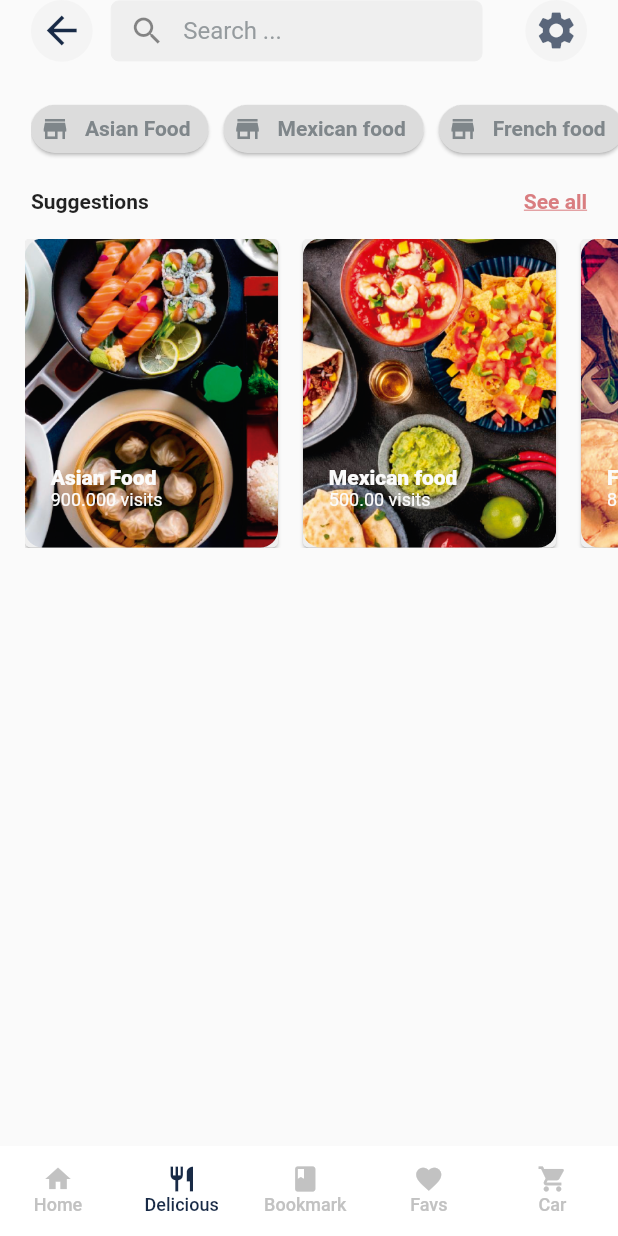
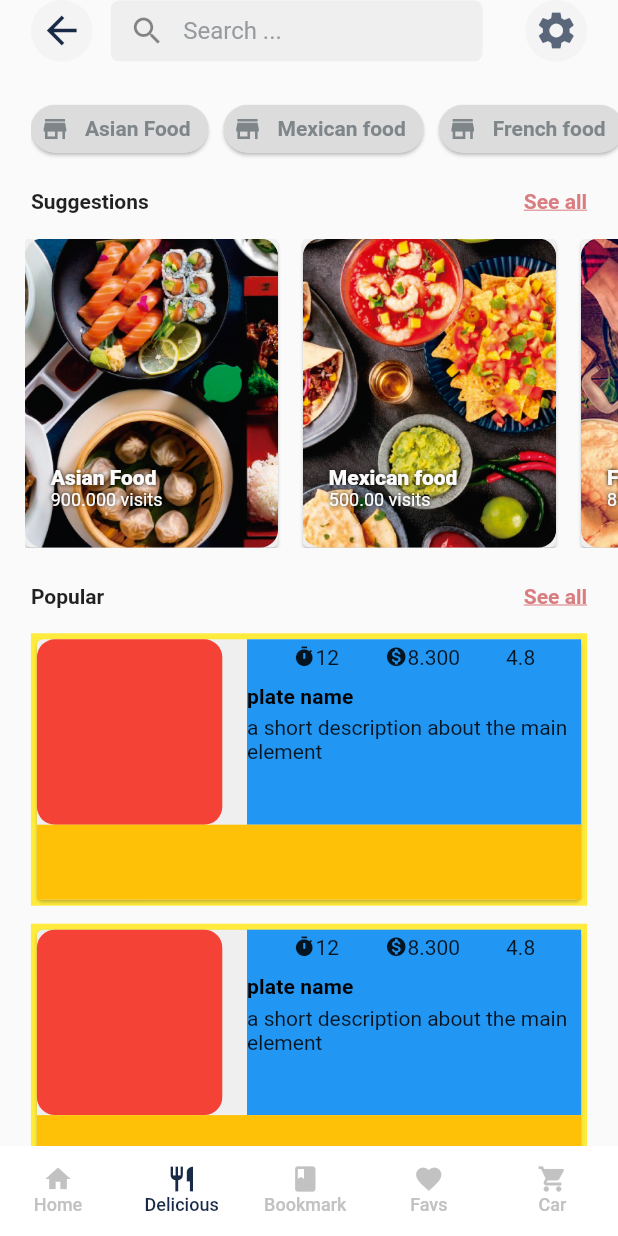
Before and after one commit to DalexisValencia/Fifth-test-app_Restaurants, a Flutter app: the screen it shows after launch, item 2 of the bottom bar chosen, on a phone screen of 412 x 824 dp. Run offline on Flutter 3.47's test engine with Material 2 defaults, Android fonts, the phone set to English and light mode, and no system bars.

Commit message:
Platos populares

```diff
--- a/lib/screens/seacrh.dart
+++ b/lib/screens/seacrh.dart
@@ -5,11 +5,9 @@ import 'package:fith_app__restaurant/interfaces/categories.dart';
 class ScaffoldSearch extends StatelessWidget {
   @override
   Widget build(BuildContext context) {
-    //return SafeArea(
       return Scaffold(
         body: SearchScreen(),
       );
-    //);
   }
 }
 
@@ -86,6 +84,15 @@ class _SearchScreenState extends State<SearchScreen> {
 
           Container(
             child: CategoriesCard(),
+          ),
+
+          Container(
+            margin: EdgeInsets.only(
+              top: totalWidth * 0.06,
+              left: totalWidth * 0.05,
+              right: totalWidth * 0.05
+            ),
+            child: PopularSuggestionsWrapper(),
           )
 
         ],
@@ -293,7 +300,14 @@ class _CategoriesCardState extends State<CategoriesCard> {
                                   _suggestedCategories[index].name,
                                   style: Theme.of(context).textTheme.button.copyWith(
                                     color: Theme.of(context).primaryColorLight,
-                                    fontWeight: FontWeight.w800
+                                    fontWeight: FontWeight.w800,
+                                    shadows: [
+                                      Shadow(
+                                        blurRadius: 3.0,
+                                        color: Colors.black,
+                                        offset: Offset(0, 0)
+                                      )
+                                    ]
                                   ),
                                 ),
                                 FittedBox(
@@ -301,7 +315,14 @@ class _CategoriesCardState extends State<CategoriesCard> {
                                   child: Text(
                                     _suggestedCategories[index].visits,
                                     style: Theme.of(context).textTheme.caption.copyWith(
-                                      color: Theme.of(context).primaryColorLight
+                                      color: Theme.of(context).primaryColorLight,
+                                      shadows: [
+                                        Shadow(
+                                          blurRadius: 3.0,
+                                          color: Colors.black,
+                                          offset: Offset(0, 0)
+                                        )
+                                      ]
                                     ),
                                   )
                                 )
@@ -320,3 +341,142 @@ class _CategoriesCardState extends State<CategoriesCard> {
     );
   }
 }
+ class PopularSuggestionsWrapper extends StatelessWidget {
+   @override
+   Widget build(BuildContext context) {
+     double totalWidth = MediaQuery.of(context).size.width;
+     return Column(
+       children: <Widget>[
+          Row(
+          mainAxisAlignment: MainAxisAlignment.spaceBetween,
+          children: <Widget>[
+            Text(
+              'Popular',
+              style: Theme.of(context).textTheme.bodyText1.copyWith(
+                fontWeight: FontWeight.w700
+              ),
+            ),
+            Text(
+              'See all',
+              style: Theme.of(context).textTheme.bodyText1.copyWith(
+                color: Theme.of(context).buttonColor,
+                fontWeight: FontWeight.w700,
+                decoration: TextDecoration.underline
+              ),
+            )
+          ],
+        ),
+        SizedBox( height: totalWidth * 0.04 ),
+        PopularSuggestions()
+       ],
+     );
+   }
+ }
+
+class PopularSuggestions extends StatefulWidget {
+  @override
+  _PopularSuggestionsState createState() => _PopularSuggestionsState();
+}
+
+class _PopularSuggestionsState extends State<PopularSuggestions> {
+  List example = ['1','2','3'];
+  @override
+  Widget build(BuildContext context) {
+    return
+      Builder(
+        builder: (BuildContext context){
+          return new Column(
+            children: example.map((item) => new PopularCard(name:item)).toList()
+          );
+        }
+      );
+  }
+}
+
+class PopularCard extends StatelessWidget {
+  final String name;
+  PopularCard({this.name});
+
+  @override
+  Widget build(BuildContext context) {
+    double totalWidth = MediaQuery.of(context).size.width;
+    return Container(
+      margin: EdgeInsets.only(bottom: 12),
+      color: Colors.yellow,
+      width: MediaQuery.of(context).size.width,
+      child: Card(
+        child: Column(
+          children: <Widget>[
+            Row(
+              children: <Widget>[
+                Container(
+                  decoration: BoxDecoration(
+                    borderRadius: BorderRadius.circular(12),
+                    color: Colors.red,
+                  ),
+                  width: totalWidth * 0.30,
+                  height: totalWidth * 0.30,
+                ),
+                Expanded(
+                  child: Container(
+                    padding: EdgeInsets.only(top:4),
+                    margin: EdgeInsets.only(left: totalWidth * 0.04),
+                    color: Colors.blue,
+                    height: totalWidth * 0.30,
+                    child: Column(
+                      crossAxisAlignment: CrossAxisAlignment.start,
+                      // mainAxisAlignment: MainAxisAlignment.start,
+                      children: <Widget>[
+                        Row(
+                          crossAxisAlignment: CrossAxisAlignment.start,
+                          mainAxisAlignment: MainAxisAlignment.spaceEvenly,
+                          children: <Widget>[
+                            CustomChip(name:'12', icon: Icons.timer),
+                            CustomChip(name:'8.300', icon: Icons.monetization_on),
+                            Text('4.8')
+                          ],
+                        ),
+                        SizedBox(height: 10),
+                        Text(
+                          'plate name',
+                          style: Theme.of(context).textTheme.subtitle2.copyWith(
+                            fontWeight: FontWeight.w700,
+                            // fontSize:
+                          )
+                        ),
+                        SizedBox(height: 5),
+                        Text('a short description about the main element ')
+                      ],
+                    )
+                  )
+                )
+              ],
+            ),
+            Container(
+              color: Colors.amber,
+              width: totalWidth,
+              height: 50,
+            )
+          ],
+        )
+      ),
+    );
+  }
+}
+
+class CustomChip extends StatelessWidget {
+  final String name;
+  final IconData icon;
+  CustomChip({this.name, this.icon});
+  @override
+  Widget build(BuildContext context) {
+    return Row(
+      crossAxisAlignment: CrossAxisAlignment.start,
+      mainAxisAlignment: MainAxisAlignment.start,
+      children: <Widget>[
+        Icon(icon, size: 15),
+        Text(this.name),
+      ],
+    );
+  }
+}
```
